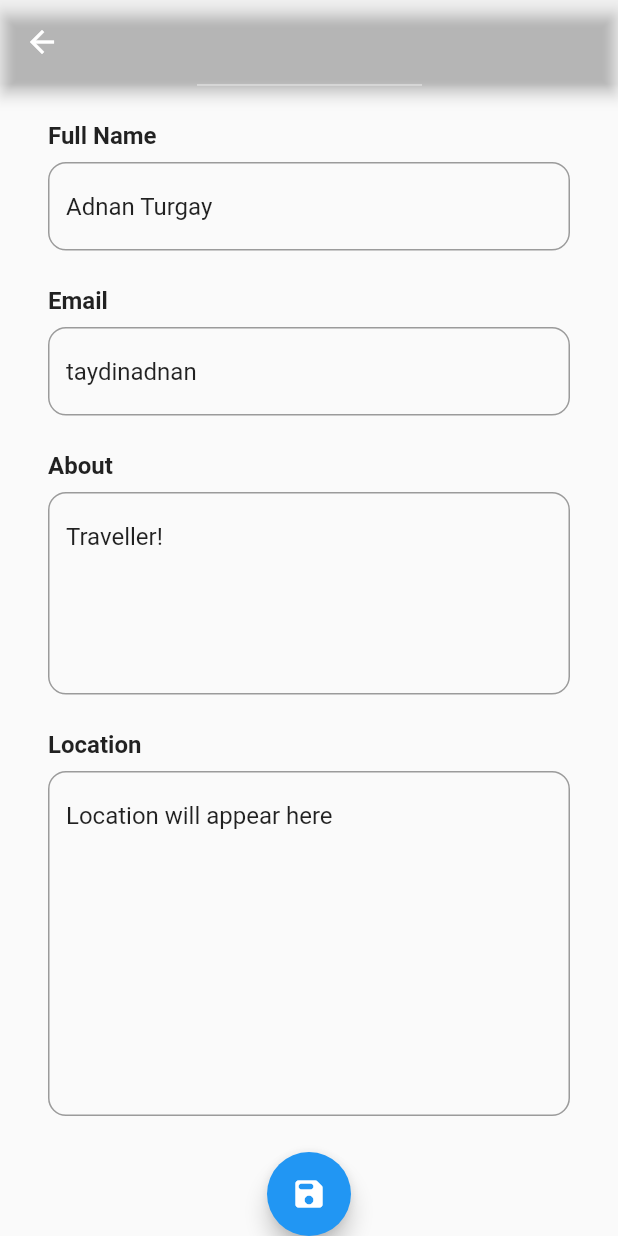
After one commit to taydinadnan/Flutter---Task-100, a Flutter app: the EditProfilePage screen opened directly, scrolled down 174 dp, after a tap on the "save" icon, on a phone screen of 412 x 824 dp. The commit adds this screen. Run offline on Flutter 3.47's test engine with Material 2 defaults, Android fonts, the phone set to English and light mode, and no system bars; our stand-ins replace rflutter_alert; network calls fail; grey boxes are pictures that could not be loaded.

Commit message:
Profile screen , edit screen added.

```diff
--- /dev/null
+++ b/lib/Models/user.dart
@@ -0,0 +1,15 @@
+class User {
+  final String imagePath;
+  final String name;
+  final String email;
+  final String about;
+  final String location;
+
+  const User({
+    required this.imagePath,
+    required this.name,
+    required this.email,
+    required this.about,
+    required this.location,
+  });
+}
--- /dev/null
+++ b/lib/Models/user_info.dart
@@ -0,0 +1,11 @@
+import '../Models/user.dart';
+
+class UserInfo {
+  static const myUser = User(
+      imagePath:
+          'https://i.pinimg.com/200x150/d9/fc/d7/d9fcd7b6c1617dec62aa03c492591583.jpg',
+      name: 'Adnan Turgay',
+      email: 'taydinadnan',
+      about: 'Traveller!',
+      location: 'Location will appear here');
+}
--- /dev/null
+++ b/lib/Widgets/profile_widget.dart
@@ -0,0 +1,80 @@
+import 'package:flutter/material.dart';
+
+class ProfileWidget extends StatelessWidget {
+  final String imagePath;
+  final VoidCallback onClicked;
+  final bool isEdit;
+
+  const ProfileWidget({
+    Key? key,
+    required this.imagePath,
+    this.isEdit = false,
+    required this.onClicked,
+  }) : super(key: key);
+
+  @override
+  Widget build(BuildContext context) {
+    final color = Theme.of(context).colorScheme.primary;
+
+    return Center(
+      child: Stack(
+        children: [
+          buildImage(),
+          Positioned(
+            // to position icon
+            bottom: 0,
+            right: 1,
+            child: buildEditIcon(color),
+          ),
+        ],
+      ),
+    );
+  }
+
+  Widget buildImage() {
+    final image = NetworkImage(imagePath);
+
+    return ClipOval(
+      // to round image
+
+      child: Material(
+        color: Colors.transparent,
+        child: Ink.image(
+          image: image,
+          fit: BoxFit.cover,
+          width: 150,
+          height: 150,
+          child: InkWell(onTap: onClicked),
+        ),
+      ),
+    );
+  }
+
+  // edit icon
+  Widget buildEditIcon(Color color) => buildCircle(
+        color: Colors.white,
+        all: 3,
+        child: buildCircle(
+          color: color,
+          all: 8,
+          child: const Icon(
+            Icons.edit,
+            color: Colors.white,
+            size: 20,
+          ),
+        ),
+      );
+
+  Widget buildCircle({
+    required Widget child,
+    required double all,
+    required Color color,
+  }) =>
+      ClipOval(
+        child: Container(
+          padding: EdgeInsets.all(all),
+          color: color,
+          child: child,
+        ),
+      );
+}
--- /dev/null
+++ b/lib/Widgets/textfield_widget.dart
@@ -0,0 +1,58 @@
+import 'package:flutter/material.dart';
+
+class TextFieldWidget extends StatefulWidget {
+  final int maxLines;
+  final String label;
+  final String text;
+  final ValueChanged<String> onChanged;
+
+  const TextFieldWidget({
+    Key? key,
+    this.maxLines = 1,
+    required this.label,
+    required this.text,
+    required this.onChanged,
+  }) : super(key: key);
+
+  @override
+  _TextFieldWidgetState createState() => _TextFieldWidgetState();
+}
+
+class _TextFieldWidgetState extends State<TextFieldWidget> {
+  late final TextEditingController controller;
+
+  @override
+  void initState() {
+    super.initState();
+
+    controller = TextEditingController(text: widget.text);
+  }
+
+  @override
+  void dispose() {
+    controller.dispose();
+
+    super.dispose();
+  }
+
+  @override
+  Widget build(BuildContext context) => Column(
+        crossAxisAlignment: CrossAxisAlignment.start,
+        children: [
+          Text(
+            widget.label,
+            style: const TextStyle(fontWeight: FontWeight.bold, fontSize: 16),
+          ),
+          const SizedBox(height: 8),
+          TextField(
+            controller: controller,
+            decoration: InputDecoration(
+              border: OutlineInputBorder(
+                borderRadius: BorderRadius.circular(12),
+              ),
+            ),
+            maxLines: widget.maxLines,
+          ),
+        ],
+      );
+}
--- a/lib/main.dart
+++ b/lib/main.dart
@@ -1,7 +1,7 @@
 import 'package:flutter/material.dart';
 import 'package:flutter/services.dart';
-import 'package:tech387task/constants.dart';
-import 'package:tech387task/screens/home_screen.dart';
+
+import './screens/home_screen.dart';
 
 void main() {
   DeviceOrientation.portraitUp;
--- a/lib/screens/login_screen.dart
+++ b/lib/screens/login_screen.dart
@@ -164,7 +164,7 @@ class _LoginScreenState extends State<LoginScreen> {
   _SignUpPopup(context) {
     Alert(
         context: context,
-        title: "Sign-up",
+        title: "LOGIN",
         content: Column(
           children: const <Widget>[
             TextField(
--- /dev/null
+++ b/lib/screens/profile_edit.dart
@@ -0,0 +1,69 @@
+import 'package:flutter/material.dart';
+
+import '../Models/user.dart';
+import '../Models/user_info.dart';
+import '../Widgets/profile_widget.dart';
+import '../Widgets/textfield_widget.dart';
+
+class EditProfilePage extends StatefulWidget {
+  const EditProfilePage({Key? key}) : super(key: key);
+
+  @override
+  _EditProfilePageState createState() => _EditProfilePageState();
+}
+
+class _EditProfilePageState extends State<EditProfilePage> {
+  User user = UserInfo.myUser;
+
+  @override
+  Widget build(BuildContext context) => Scaffold(
+        appBar: AppBar(backgroundColor: Colors.transparent),
+        body: Builder(
+          builder: (context) => Scaffold(
+            body: ListView(
+              padding: const EdgeInsets.symmetric(horizontal: 32),
+              physics: const BouncingScrollPhysics(),
+              children: [
+                const SizedBox(
+                  height: 25,
+                ),
+                ProfileWidget(
+                  imagePath: user.imagePath,
+                  isEdit: true,
+                  onClicked: () async {},
+                ),
+                const SizedBox(height: 24),
+                TextFieldWidget(
+                  label: 'Full Name',
+                  text: user.name,
+                  onChanged: (name) {},
+                ),
+                const SizedBox(height: 24),
+                TextFieldWidget(
+                  label: 'Email',
+                  text: user.email,
+                  onChanged: (email) {},
+                ),
+                const SizedBox(height: 24),
+                TextFieldWidget(
+                  label: 'About',
+                  text: user.about,
+                  maxLines: 5,
+                  onChanged: (about) {},
+                ),
+                const SizedBox(height: 24),
+                TextFieldWidget(
+                  label: 'Location',
+                  text: user.location,
+                  maxLines: 10,
+                  onChanged: (location) {},
+                ),
+                const SizedBox(height: 24),
+                FloatingActionButton(
+                    child: const Icon(Icons.save_rounded), onPressed: () {})
+              ],
+            ),
+          ),
+        ),
+      );
+}
```
Also changed, not shown: lib/Widgets/social_buttons.dart (+6 -2 lines), lib/screens/home_screen.dart (+7 -11 lines), lib/screens/pofile_screen.dart (added, +106 -0 lines).
